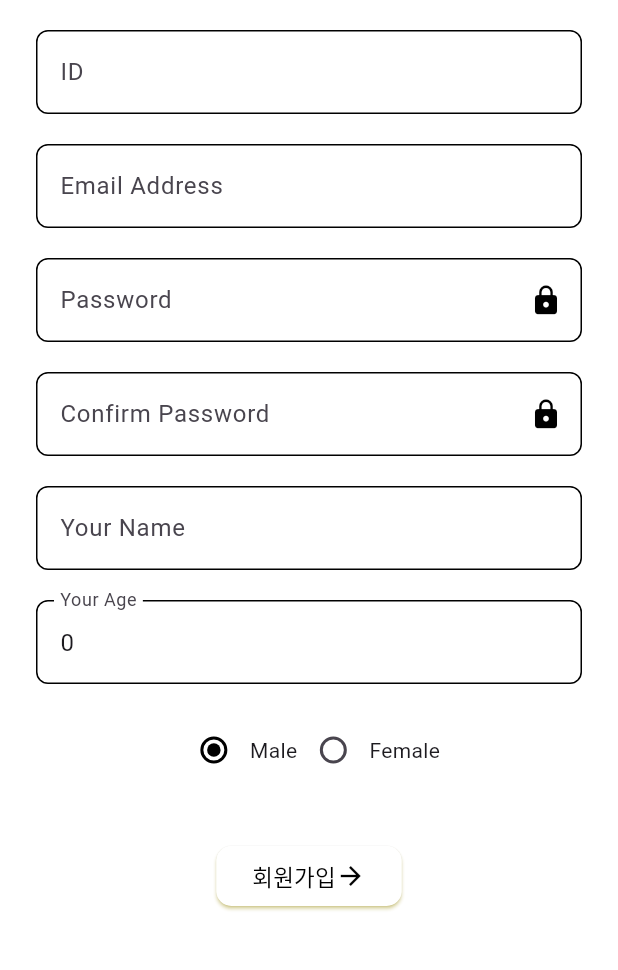
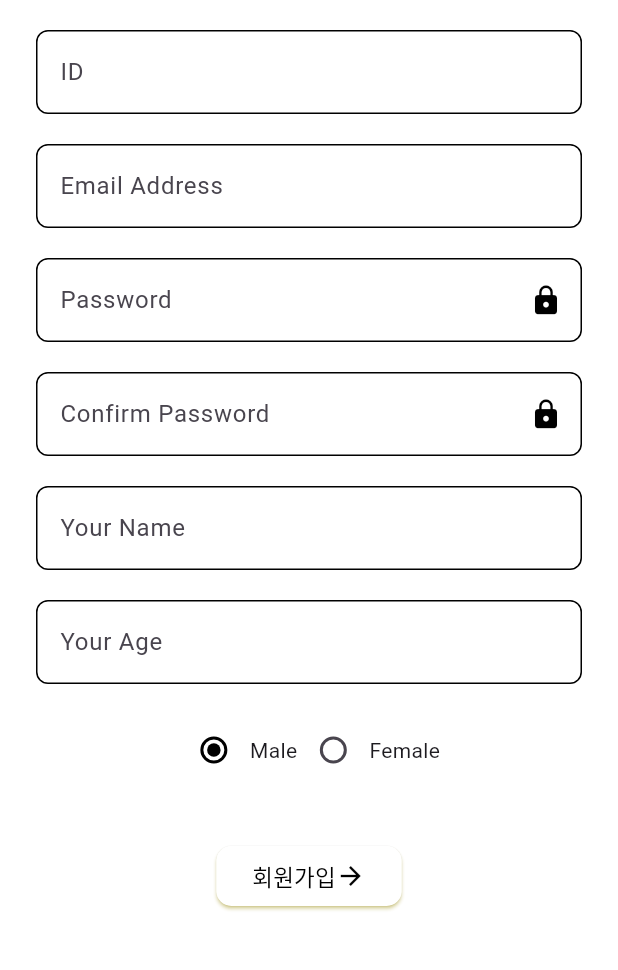
Before and after one commit to okdoittttt/2023_2_APP_MOGGOJI, a Flutter app: the RegisterPage screen opened directly, on a phone screen of 412 x 824 dp, the part 84-1054 px from its top. Run offline on Flutter 3.47's test engine with Material 2 defaults, Android fonts, the light colour scheme and no system bars; our stand-ins replace fl_chart, flutter_datetime_picker_plus, image_picker, jwt_decoder, shared_preferences; accounts and stored records are empty; Roboto replaces fonts that are missing (Pretendard).

Commit message:
회원가입페이지  나이 입력 칸 항상 0으로 보이는 버그 수정

```diff
--- a/moggoji/lib/common/register_page.dart
+++ b/moggoji/lib/common/register_page.dart
@@ -57,6 +57,7 @@ class _RegisterPageState extends State<RegisterPage> {
                   TextButton(
                       onPressed: (){
                         setState(() {
+                          inputInitAge = (_selectedAge + 1).toString();
                           user.age = _selectedAge + 1;
                         });
                         Navigator.pop(context);
@@ -96,6 +97,8 @@ class _RegisterPageState extends State<RegisterPage> {
 
   // 성별 토글 컨트롤러
   TextEditingController ageController = TextEditingController();
+
+  String inputInitAge = "";
 
   @override
   Widget build(BuildContext context) {
@@ -397,7 +400,7 @@ class _RegisterPageState extends State<RegisterPage> {
                                   EdgeInsetsDirectional.fromSTEB(0, 20, 0, 0),
                               child: TextFormField(
                                 controller: TextEditingController(
-                                    text: user.age.toString()),
+                                    text: inputInitAge),
                                 onTap: () {
                                   _showDialog(
                                       CupertinoPicker(
@@ -516,6 +519,7 @@ class _RegisterPageState extends State<RegisterPage> {
                                 ),
                                 onPressed: () {
                                   try {
+                                    user.age = int.tryParse(inputInitAge)??0;
                                     save();
                                     // 회원가입에 성공한 경우 다이얼로그 표시
                                     showDialog(
```
